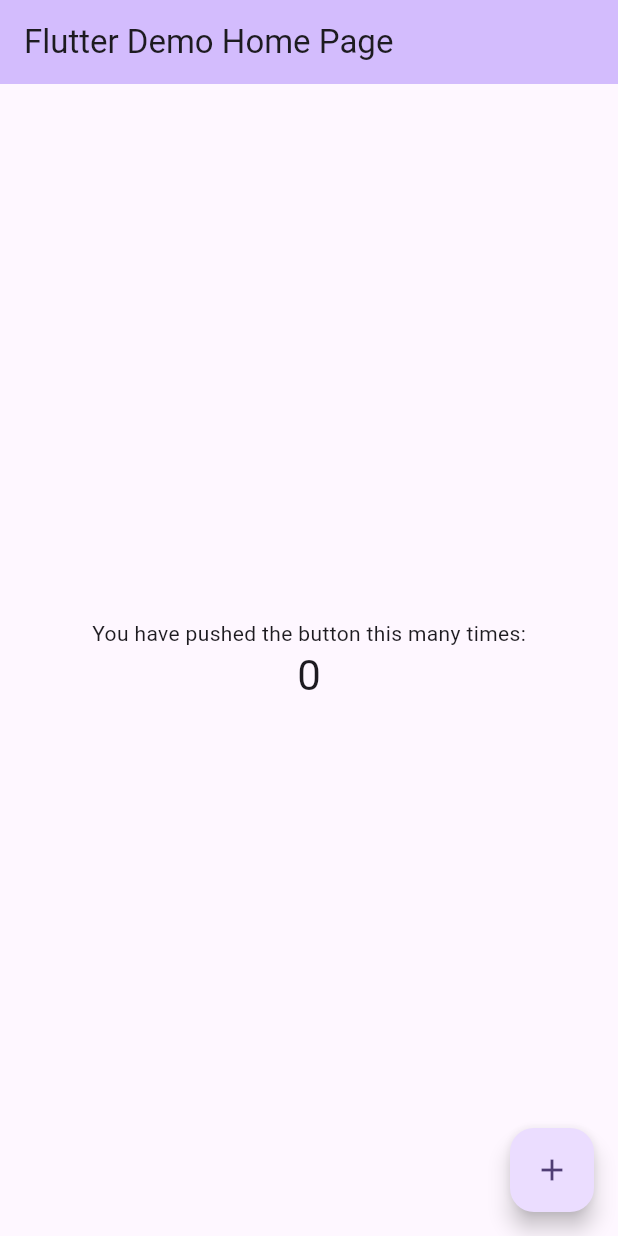
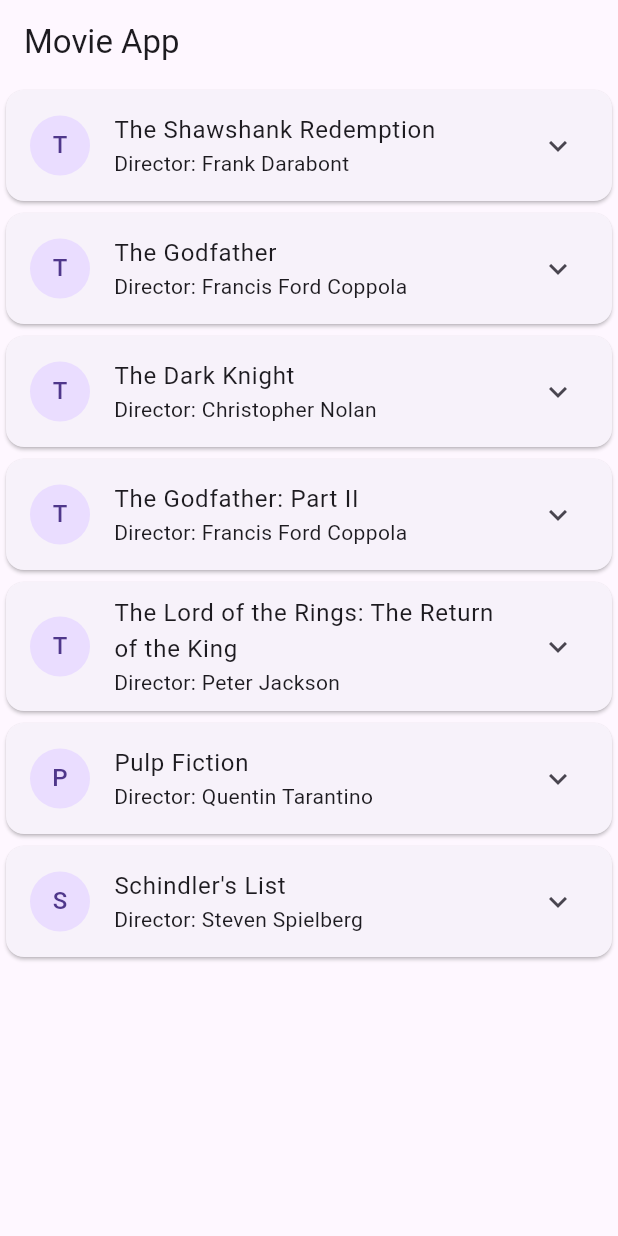
Before and after one commit to izaprinceboaz/FlutterPractice, a Flutter app: the screen it shows after launch, on a phone screen of 412 x 824 dp. Run offline on Flutter 3.47's test engine with Material 3 defaults, Android fonts, the phone set to English and light mode, and no system bars.

Commit message:
refactor movie card and creating the cards

```diff
--- /dev/null
+++ b/movie_app/lib/components/movie_card.dart
@@ -0,0 +1,69 @@
+import 'package:flutter/material.dart';
+import 'package:movie_app/model/movie.dart';
+import 'package:movie_app/pages/movie_details.dart';
+
+class MovieCard extends StatelessWidget {
+  const new({
+    super.key,
+    required this.movie,
+  });
+
+  final Movie movie;
+
+  @override
+  Widget build(BuildContext context) {
+    return Card(
+      child: ExpansionTile(
+        title: Text(movie.title),
+        subtitle: Text('Director: ${movie.director}'),
+        leading: CircleAvatar(
+          child: Text(movie.title[0]),
+        ),
+        children: [
+          Container(
+            alignment: Alignment.center,
+            padding: EdgeInsets.only(
+              left: 75
+            ),
+            child: Column(
+              children: [
+                RichText(text:
+                  TextSpan(
+                    style: DefaultTextStyle.of(context).style,
+                    children: [
+                      TextSpan(
+                        text: 'Released: ',
+                        style: Theme.of(context).textTheme.labelLarge
+                        ?.copyWith(fontWeight: FontWeight.bold)
+                      ),
+                      TextSpan(
+                        text: '${movie.released} \n'
+                      ),
+                      TextSpan(
+                        text: 'Plot',
+                        style: Theme.of(context).textTheme.labelLarge
+                        ?.copyWith(fontWeight: FontWeight.bold)
+                      ),
+                      TextSpan(
+                        text: movie.plot
+                      )
+                    ]
+                  )
+                ),
+                TextButton(
+                  onPressed: () {
+                    Navigator.push(
+                      context,
+                      MaterialPageRoute(builder: (context) => MovieDetails(movie: movie,))
+                    );
+                  },
+                  child: Text('Read More')
+                )
+              ],
+            ),
+          )
+        ],
+      ),
+    );
+  }
+}
--- a/movie_app/lib/main.dart
+++ b/movie_app/lib/main.dart
@@ -1,121 +1,69 @@
 import 'package:flutter/material.dart';
+import 'package:movie_app/components/movie_card.dart';
+import 'package:movie_app/model/movie.dart';
+import 'package:movie_app/pages/movie_details.dart';
+import 'package:movie_app/providers/movie_provider.dart';
+import 'package:movie_app/utils/movie_parser.dart';
+import 'package:provider/provider.dart';
 
 void main() {
-  runApp(const MyApp());
+  runApp(
+    ChangeNotifierProvider(
+      create: (_) => MovieProvider(),
+      child: const MyApp()
+    )
+  );
 }
 
 class MyApp extends StatelessWidget {
   const MyApp({super.key});
 
-  // This widget is the root of your application.
   @override
   Widget build(BuildContext context) {
     return MaterialApp(
-      title: 'Flutter Demo',
-      theme: ThemeData(
-        // This is the theme of your application.
-        //
-        // TRY THIS: Try running your application with "flutter run". You'll see
-        // the application has a purple toolbar. Then, without quitting the app,
-        // try changing the seedColor in the colorScheme below to Colors.green
-        // and then invoke "hot reload" (save your changes or press the "hot
-        // reload" button in a Flutter-supported IDE, or press "r" if you used
-        // the command line to start the app).
-        //
-        // Notice that the counter didn't reset back to zero; the application
-        // state is not lost during the reload. To reset the state, use hot
-        // restart instead.
-        //
-        // This works for code too, not just values: Most code changes can be
-        // tested with just a hot reload.
-        colorScheme: .fromSeed(seedColor: Colors.deepPurple),
-      ),
-      home: const MyHomePage(title: 'Flutter Demo Home Page'),
+      title: 'Movie App',
+      home: const Home(),
     );
   }
 }
 
-class MyHomePage extends StatefulWidget {
-  const MyHomePage({super.key, required this.title});
-
-  // This widget is the home page of your application. It is stateful, meaning
-  // that it has a State object (defined below) that contains fields that affect
-  // how it looks.
-
-  // This class is the configuration for the state. It holds the values (in this
-  // case the title) provided by the parent (in this case the App widget) and
-  // used by the build method of the State. Fields in a Widget subclass are
-  // always marked "final".
-
-  final String title;
+class Home extends StatefulWidget {
+  const Home({super.key});
 
   @override
-  State<MyHomePage> createState() => _MyHomePageState();
+  State<Home> createState() => _HomeState();
 }
 
-class _MyHomePageState extends State<MyHomePage> {
-  int _counter = 0;
-
-  void _incrementCounter() {
-    setState(() {
-      // This call to setState tells the Flutter framework that something has
-      // changed in this State, which causes it to rerun the build method below
-      // so that the display can reflect the updated values. If we changed
-      // _counter without calling setState(), then the build method would not be
-      // called again, and so nothing would appear to happen.
-      _counter++;
-    });
+class _HomeState extends State<Home> {
+  @override
+  void initState() {
+    Provider.of<MovieProvider>(context, listen: false).loadMovies(context);
+    super.initState();
   }
 
   @override
   Widget build(BuildContext context) {
-    // This method is rerun every time setState is called, for instance as done
-    // by the _incrementCounter method above.
-    //
-    // The Flutter framework has been optimized to make rerunning build methods
-    // fast, so that you can just rebuild anything that needs updating rather
-    // than having to individually change instances of widgets.
+    final movieData = Provider.of<MovieProvider>(context);
     return Scaffold(
       appBar: AppBar(
-        // TRY THIS: Try changing the color here to a specific color (to
-        // Colors.amber, perhaps?) and trigger a hot reload to see the AppBar
-        // change color while the other colors stay the same.
-        backgroundColor: Theme.of(context).colorScheme.inversePrimary,
-        // Here we take the value from the MyHomePage object that was created by
-        // the App.build method, and use it to set our appbar title.
-        title: Text(widget.title),
+        title: Text('Movie App'),
       ),
       body: Center(
-        // Center is a layout widget. It takes a single child and positions it
-        // in the middle of the parent.
-        child: Column(
-          // Column is also a layout widget. It takes a list of children and
-          // arranges them vertically. By default, it sizes itself to fit its
-          // children horizontally, and tries to be as tall as its parent.
-          //
-          // Column has various properties to control how it sizes itself and
-          // how it positions its children. Here we use mainAxisAlignment to
-          // center the children vertically; the main axis here is the vertical
-          // axis because Columns are vertical (the cross axis would be
-          // horizontal).
-          //
-          // TRY THIS: Invoke "debug painting" (choose the "Toggle Debug Paint"
-          // action in the IDE, or press "p" in the console), to see the
-          // wireframe for each widget.
-          mainAxisAlignment: .center,
-          children: [
-            const Text('You have pushed the button this many times:'),
-            Text(
-              '$_counter',
-              style: Theme.of(context).textTheme.headlineMedium,
-            ),
-          ],
+        child: ListView.builder(
+          itemCount: movieData.movieList.length,
+          itemBuilder: (context, index) {
+            final movie = movieData.movieList[index];
+            return MovieCard(movie: movie);
+            // return ListTile(
+            //   title: Text(movie.title),
+            //   subtitle: Text('Director: ${movie.director}'),
+            //   trailing: Icon(Icons.arrow_drop_down),
+            //   leading: CircleAvatar(
+            //     child: Text(movie.title[0]),
+            //   ),
+            // );
+          }
         ),
-      ),
-      floatingActionButton: FloatingActionButton(
-        onPressed: _incrementCounter,
-        tooltip: 'Increment',
-        child: const Icon(Icons.add),
       ),
     );
   }
--- /dev/null
+++ b/movie_app/lib/model/movie.dart
@@ -0,0 +1,108 @@
+class Movie {
+  final String title;
+  final String year;
+  final String rated;
+  final String released;
+  final String runtime;
+  final String genre;
+  final String director;
+  final String writer;
+  final String actors;
+  final String plot;
+  final String language;
+  final String country;
+  final String awards;
+  final String poster;
+  final String metascore;
+  final String imdbRating;
+  final String imdbVotes;
+  final String imdbID;
+  final String type;
+  final String response;
+  final List<String> images;
+
+  Movie({
+    required this.title,
+    required this.year,
+    required this.rated,
+    required this.released,
+    required this.runtime,
+    required this.genre,
+    required this.director,
+    required this.writer,
+    required this.actors,
+    required this.plot,
+    required this.language,
+    required this.country,
+    required this.awards,
+    required this.poster,
+    required this.metascore,
+    required this.imdbRating,
+    required this.imdbVotes,
+    required this.imdbID,
+    required this.type,
+    required this.response,
+    required this.images,
+  });
+
+  // Converts a JSON map (like one object from movies_omdb.json) into a Movie.
+  factory Movie.fromJson(Map<String, dynamic> json) {
+    return Movie(
+      title: json['Title'] as String,
+      year: json['Year'] as String,
+      rated: json['Rated'] as String,
+      released: json['Released'] as String,
+      runtime: json['Runtime'] as String,
+      genre: json['Genre'] as String,
+      director: json['Director'] as String,
+      writer: json['Writer'] as String,
+      actors: json['Actors'] as String,
+      plot: json['Plot'] as String,
+      language: json['Language'] as String,
+      country: json['Country'] as String,
+      awards: json['Awards'] as String,
+      poster: json['Poster'] as String,
+      metascore: json['Metascore'] as String,
+      imdbRating: json['imdbRating'] as String,
+      imdbVotes: json['imdbVotes'] as String,
+      imdbID: json['imdbID'] as String,
+      type: json['Type'] as String,
+      response: json['Response'] as String,
+      images: json['Images'] != null
+          ? List<String>.from(json['Images'])
+          : <String>[],
+    );
+  }
+
+  // Converts a Movie back into a JSON map, e.g. for saving or sending it.
+  // Map<String, dynamic> toJson() {
+  //   return {
+  //     'Title': title,
+  //     'Year': year,
+  //     'Rated': rated,
+  //     'Released': released,
+  //     'Runtime': runtime,
+  //     'Genre': genre,
+  //     'Director': director,
+  //     'Writer': writer,
+  //     'Actors': actors,
+  //     'Plot': plot,
+  //     'Language': language,
+  //     'Country': country,
+  //     'Awards': awards,
+  //     'Poster': poster,
+  //     'Metascore': metascore,
+  //     'imdbRating': imdbRating,
+  //     'imdbVotes': imdbVotes,
+  //     'imdbID': imdbID,
+  //     'Type': type,
+  //     'Response': response,
+  //     'Images': images,
+  //   };
+  // }
+
+  // // Helper for turning the whole JSON array (a List) into a List<Movie>.
+  // static List<Movie> listFromJson(List<dynamic> jsonList) {
+  //   return jsonList.map((json) => Movie.fromJson(json)).toList();
+  // }
+}
--- /dev/null
+++ b/movie_app/lib/pages/movie_details.dart
@@ -0,0 +1,16 @@
+import 'package:flutter/material.dart';
+import 'package:movie_app/model/movie.dart';
+
+class MovieDetails extends StatelessWidget {
+  const MovieDetails({super.key, required this.movie});
+  final Movie movie;
+
+  @override
+  Widget build(BuildContext context) {
+    return Scaffold(
+      appBar: AppBar(
+        title: Text('${movie.title}'),
+      ),
+    );
+  }
+}
--- /dev/null
+++ b/movie_app/lib/providers/movie_provider.dart
@@ -0,0 +1,28 @@
+import 'package:flutter/material.dart';
+import 'package:movie_app/model/movie.dart';
+import 'package:movie_app/utils/movie_parser.dart';
+
+class  MovieProvider extends ChangeNotifier {
+
+  List<Movie> _movieList =[];
+
+  List<Movie> get movieList => _movieList;
+
+  Future<void> loadMovies(BuildContext context) async {
+    try {
+      final jsonString = await DefaultAssetBundle.of(context)
+                            .loadString('assets/data/films.json');
+
+      final movies = MovieParser.parse(jsonString);
+
+      _movieList = movies;
+      notifyListeners();
+    } catch (e) {
+      print('Error loading movies: $e');
+    }
+  }
+
+  // List<String> loadMovies() {
+  //   return _movieList;
+  // }
+}
--- /dev/null
+++ b/movie_app/lib/utils/movie_parser.dart
@@ -0,0 +1,13 @@
+import 'dart:convert';
+
+import 'package:movie_app/model/movie.dart';
+
+class MovieParser {
+  static List<Movie> parse(String jsonString) {
+
+    final List<dynamic> parsedJsonList = json.decode(jsonString);
+    return parsedJsonList
+              .map((jsonItem) => Movie.fromJson(jsonItem as Map<String,dynamic>))
+              .toList();
+  }
+}
--- a/movie_app/pubspec.yaml
+++ b/movie_app/pubspec.yaml
@@ -59,9 +59,8 @@ flutter:
   uses-material-design: true
 
   # To add assets to your application, add an assets section, like this:
-  # assets:
-  #   - images/a_dot_burr.jpeg
-  #   - images/a_dot_ham.jpeg
+  assets:
+    - assets/data/films.json
 
   # An image asset can refer to one or more resolution-specific "variants", see
   # https://flutter.dev/to/resolution-aware-images
```
Also changed, not shown: movie_app/assets/data/films.json (added, +188 -0 lines).
